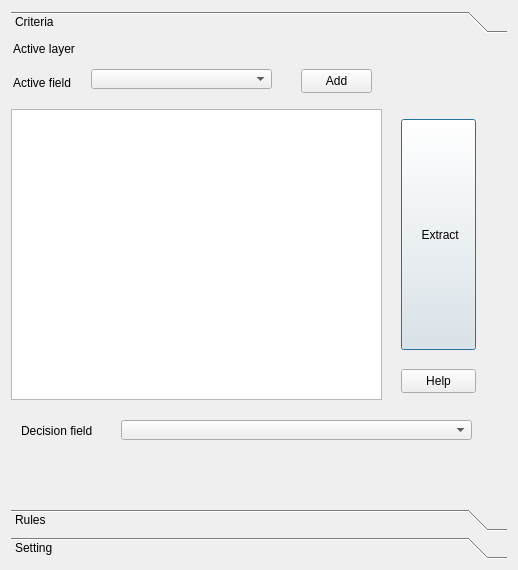
Qt form geoRULES.ui (gmassei/VectorMCDA) before a commit.
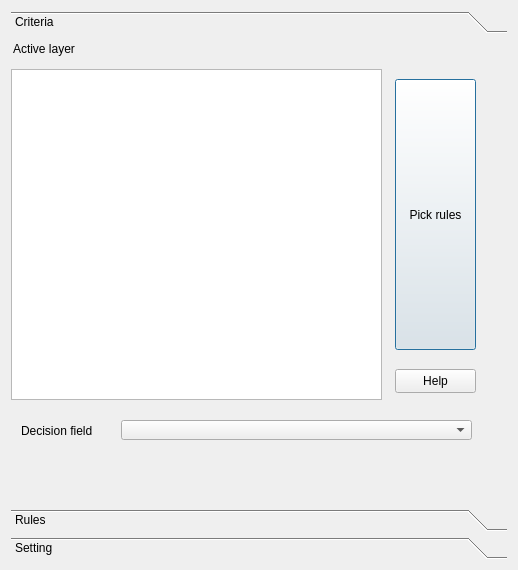
The same form after that commit.

What changed in the file:
```diff
--- a/geoRULES.ui
+++ b/geoRULES.ui
@@ -35,16 +35,6 @@
       <attribute name="label">
        <string>Criteria</string>
       </attribute>
-      <widget class="QComboBox" name="CritListFieldsCBox">
-       <property name="geometry">
-        <rect>
-         <x>80</x>
-         <y>30</y>
-         <width>181</width>
-         <height>20</height>
-        </rect>
-       </property>
-      </widget>
       <widget class="QLabel" name="EnvLbl">
        <property name="geometry">
         <rect>
@@ -58,19 +48,6 @@
         <string>Active layer     </string>
        </property>
       </widget>
-      <widget class="QLabel" name="CritFieldsLbl">
-       <property name="geometry">
-        <rect>
-         <x>2</x>
-         <y>32</y>
-         <width>81</width>
-         <height>23</height>
-        </rect>
-       </property>
-       <property name="text">
-        <string>Active field</string>
-       </property>
-      </widget>
       <widget class="QLabel" name="CritMapNameLbl">
        <property name="geometry">
         <rect>
@@ -119,22 +96,22 @@
       <widget class="QPushButton" name="CritExtractBtn">
        <property name="geometry">
         <rect>
-         <x>390</x>
-         <y>80</y>
-         <width>75</width>
-         <height>231</height>
+         <x>384</x>
+         <y>40</y>
+         <width>81</width>
+         <height>271</height>
         </rect>
        </property>
        <property name="text">
-        <string> Extract</string>
+        <string>Pick rules</string>
        </property>
       </widget>
       <widget class="QPushButton" name="CritHelpBtn">
        <property name="geometry">
         <rect>
-         <x>390</x>
+         <x>384</x>
          <y>330</y>
-         <width>75</width>
+         <width>81</width>
          <height>24</height>
         </rect>
        </property>
@@ -142,26 +119,13 @@
         <string>Help</string>
        </property>
       </widget>
-      <widget class="QPushButton" name="CritAddFieldBtn">
-       <property name="geometry">
-        <rect>
-         <x>290</x>
-         <y>30</y>
-         <width>71</width>
-         <height>24</height>
-        </rect>
-       </property>
-       <property name="text">
-        <string>Add</string>
-       </property>
-      </widget>
       <widget class="QTableWidget" name="critTableWiget">
        <property name="geometry">
         <rect>
          <x>0</x>
-         <y>70</y>
+         <y>30</y>
          <width>371</width>
-         <height>291</height>
+         <height>331</height>
         </rect>
        </property>
        <property name="font">
```
Left out of the diff: 2 changed lines with no effect on the pictures.
